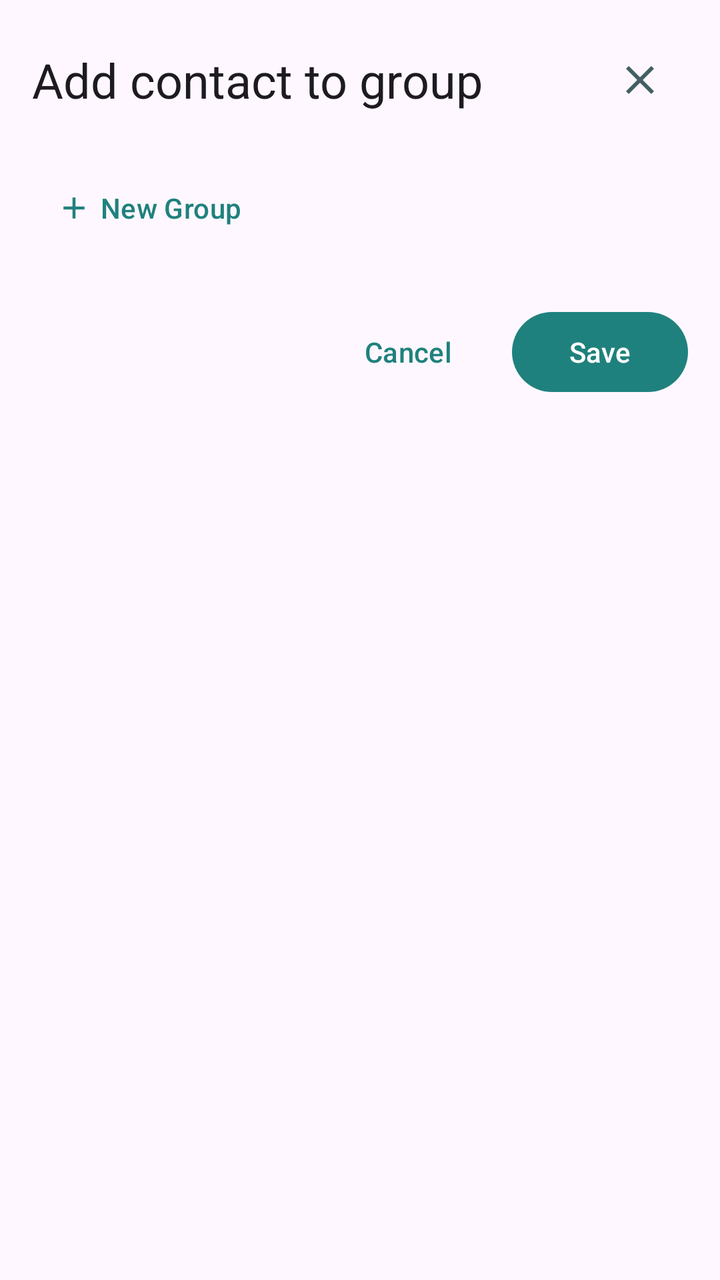
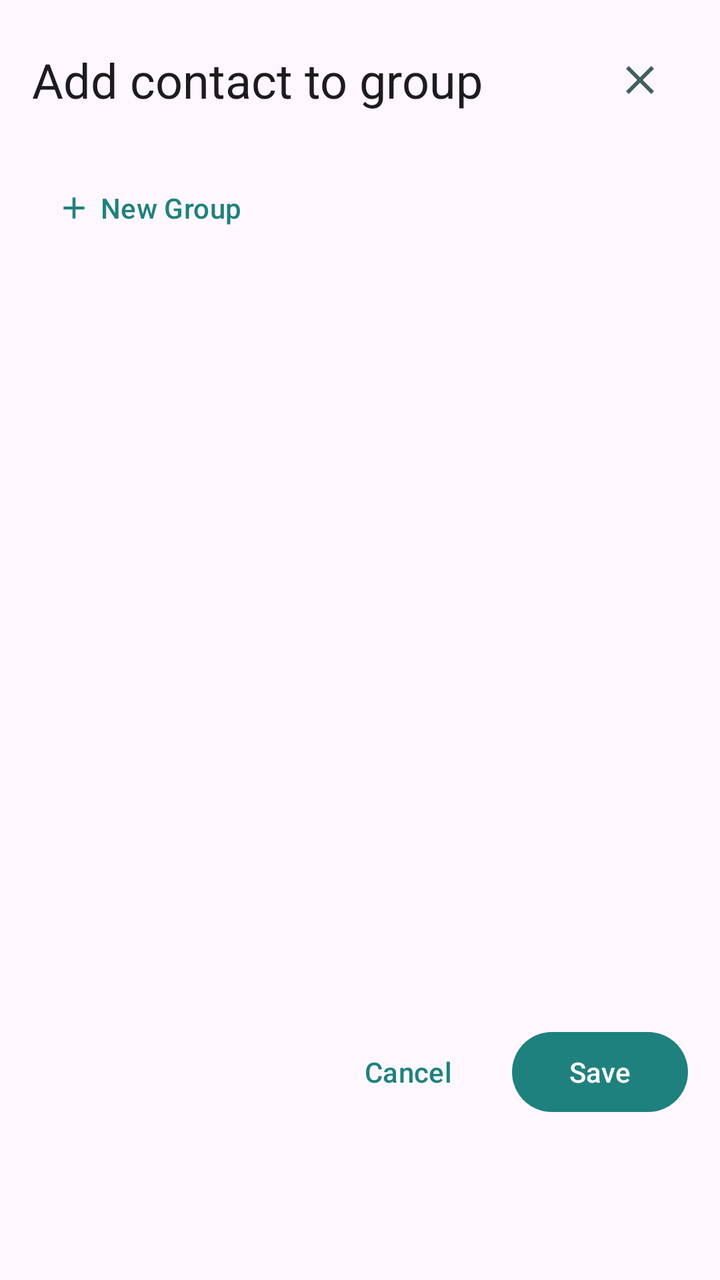

The first picture is an Android layout as it rendered before a commit; the second is the same layout after the commit. The layout source and the unified diff follow.
<!-- AndroidManifest.xml: application theme Theme.FriendMinder -->
<!-- res/layout/dialog_add_contact_to_group.xml -->
<?xml version="1.0" encoding="utf-8"?>
<LinearLayout xmlns:android="http://schemas.android.com/apk/res/android"
    xmlns:app="http://schemas.android.com/apk/res-auto"
    android:layout_width="match_parent"
    android:layout_height="wrap_content"
    android:orientation="vertical"
    android:padding="@dimen/fm_space_4">

    <LinearLayout
        android:layout_width="match_parent"
        android:layout_height="wrap_content"
        android:orientation="horizontal"
        android:gravity="center_vertical"
        android:layout_marginBottom="@dimen/fm_space_4">

        <TextView
            android:layout_width="0dp"
            android:layout_height="wrap_content"
            android:layout_weight="1"
            android:text="@string/action_add_contact_to_group"
            android:textAppearance="?attr/textAppearanceHeadlineSmall" />

        <ImageButton
            android:id="@+id/closeButton"
            android:layout_width="48dp"
            android:layout_height="48dp"
            android:src="@drawable/ic_close"
            android:background="?attr/selectableItemBackgroundBorderless"
            android:contentDescription="@string/action_cancel" />
    </LinearLayout>

    <Button
        android:id="@+id/createGroupButton"
        style="@style/Widget.Material3.Button.TextButton.Icon"
        android:layout_width="wrap_content"
        android:layout_height="wrap_content"
        android:layout_gravity="start"
        android:layout_marginBottom="@dimen/fm_space_2"
        app:icon="@drawable/ic_add"
        android:text="@string/action_new_group" />

    <TextView
        android:id="@+id/emptyText"
        android:layout_width="match_parent"
        android:layout_height="wrap_content"
        android:text="@string/label_add_to_group_empty"
        android:textAppearance="?attr/textAppearanceBodyLarge"
        android:visibility="gone" />

    <ScrollView
        android:layout_width="match_parent"
        android:layout_height="wrap_content"
        android:maxHeight="360dp">

        <LinearLayout
            android:id="@+id/candidateContainer"
            android:layout_width="match_parent"
            android:layout_height="wrap_content"
            android:orientation="vertical" />
    </ScrollView>

    <LinearLayout
        android:layout_width="match_parent"
        android:layout_height="wrap_content"
        android:orientation="horizontal"
        android:gravity="end"
        android:layout_marginTop="@dimen/fm_space_4">

        <Button
            android:id="@+id/cancelButton"
            style="@style/Widget.Material3.Button.TextButton"
            android:layout_width="wrap_content"
            android:layout_height="wrap_content"
            android:text="@string/action_cancel" />

        <Button
            android:id="@+id/addButton"
            style="@style/Widget.Material3.Button"
            android:layout_width="wrap_content"
            android:layout_height="wrap_content"
            android:layout_marginStart="@dimen/fm_space_2"
            android:text="@string/action_save" />
    </LinearLayout>
</LinearLayout>
<!-- resources referenced by this layout -->
<resources>
  <dimen name="fm_space_2">8dp</dimen>
  <dimen name="fm_space_4">16dp</dimen>
  <!-- drawable ic_add (drawable) -->
  <vector xmlns:android="http://schemas.android.com/apk/res/android"
      android:width="24dp"
      android:height="24dp"
      android:viewportWidth="24"
      android:viewportHeight="24"
      android:tint="?attr/colorOnSurface">
      <path
          android:fillColor="@android:color/white"
          android:pathData="M19,13h-6v6h-2v-6H5v-2h6V5h2v6h6v2z" />
  </vector>
  <!-- drawable ic_close (drawable) -->
  <vector xmlns:android="http://schemas.android.com/apk/res/android"
      android:width="24dp"
      android:height="24dp"
      android:viewportWidth="24"
      android:viewportHeight="24"
      android:tint="?attr/colorOnSurfaceVariant">
      <path
          android:fillColor="@android:color/white"
          android:pathData="M19,6.41L17.59,5 12,10.59 6.41,5 5,6.41 10.59,12 5,17.59 6.41,19 12,13.41 17.59,19 19,17.59 13.41,12z" />
  </vector>
  <string name="action_add_contact_to_group">Add contact to group</string>
  <string name="action_cancel">Cancel</string>
  <string name="action_new_group">New Group</string>
  <string name="action_save">Save</string>
  <string name="label_add_to_group_empty">All your friends are already in this group</string>
  <style name="Theme.FriendMinder" parent="Theme.Material3.Light.NoActionBar">
          <item name="colorPrimary">@color/fm_primary</item>
          <item name="colorOnPrimary">@color/fm_on_primary</item>
          <item name="colorPrimaryContainer">@color/fm_primary_container</item>
          <item name="colorOnPrimaryContainer">@color/fm_on_primary_container</item>
  
          <item name="colorSecondary">@color/fm_secondary</item>
          <item name="colorOnSecondary">@color/fm_on_secondary</item>
          <item name="colorSecondaryContainer">@color/fm_secondary_container</item>
          <item name="colorOnSecondaryContainer">@color/fm_on_secondary_container</item>
  
          <item name="colorSurface">@color/fm_surface</item>
          <item name="colorOnSurface">@color/fm_ink</item>
          <item name="colorSurfaceVariant">@color/fm_surface_variant</item>
          <item name="colorOnSurfaceVariant">@color/fm_on_surface_variant</item>
  
          <item name="colorOutline">@color/fm_outline</item>
          <item name="colorOutlineVariant">@color/fm_outline_variant</item>
  
          <item name="colorError">@color/fm_error</item>
          <item name="colorErrorContainer">@color/fm_error_container</item>
          <item name="colorOnErrorContainer">@color/fm_on_error_container</item>
      </style>
  <color name="fm_primary">#1F817D</color>
  <color name="fm_on_primary">#FFFFFF</color>
  <color name="fm_primary_container">#B0E8E6</color>
  <color name="fm_on_primary_container">#195556</color>
  <color name="fm_secondary">#5ABBEB</color>
  <color name="fm_on_secondary">#0A2E31</color>
  <color name="fm_secondary_container">#D6EBF8</color>
  <color name="fm_on_secondary_container">#0A2E31</color>
  <color name="fm_surface">#E6F5FB</color>
  <color name="fm_ink">#195556</color>
  <color name="fm_surface_variant">#D3E9F4</color>
  <color name="fm_on_surface_variant">#425F64</color>
  <color name="fm_outline">#74A3AB</color>
  <color name="fm_outline_variant">#A4C6D0</color>
  <color name="fm_error">#B3261E</color>
  <color name="fm_error_container">#F9DEDC</color>
  <color name="fm_on_error_container">#410E0B</color>
</resources>

<!-- the commit's change to res/layout/dialog_add_contact_to_group.xml (unified diff, before → after) -->
@@ -47,17 +47,17 @@
         android:textAppearance="?attr/textAppearanceBodyLarge"
         android:visibility="gone" />
 
-    <ScrollView
+    
+    <androidx.core.widget.NestedScrollView
         android:layout_width="match_parent"
-        android:layout_height="wrap_content"
-        android:maxHeight="360dp">
+        android:layout_height="360dp">
 
         <LinearLayout
             android:id="@+id/candidateContainer"
             android:layout_width="match_parent"
             android:layout_height="wrap_content"
             android:orientation="vertical" />
-    </ScrollView>
+    </androidx.core.widget.NestedScrollView>
 
     <LinearLayout
         android:layout_width="match_parent"
